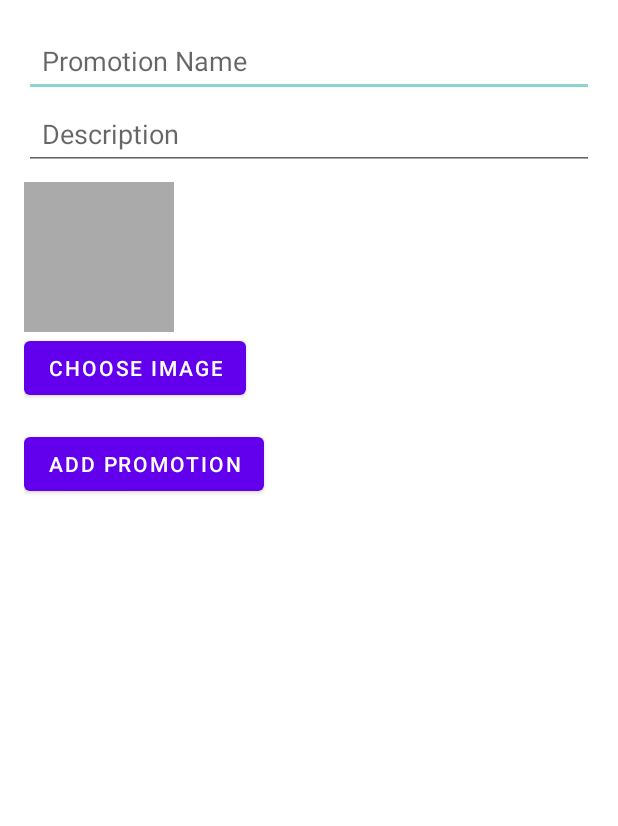
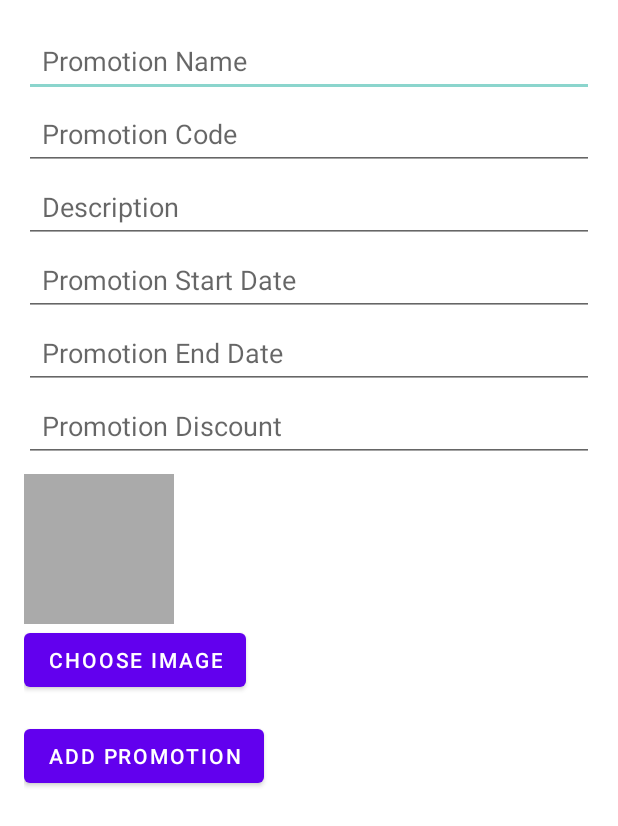
Before and after one commit to Indipa123/My-food-app, an Android app: the AddPromotionActivity screen opened directly, with no data from a screen before it, on a phone screen of 412 x 824 dp. Shown: the top 826 px of the screen. Run offline under Robolectric (Android 15) with nearby library versions, the phone set to English and light mode, and no system bars.

Commit message:
Indipa third commit

```diff
--- a/app/src/main/java/com/testing/foodmanagement/AccountActivity.java
+++ b/app/src/main/java/com/testing/foodmanagement/AccountActivity.java
@@ -1,9 +1,12 @@
 package com.testing.foodmanagement;
 
 import android.content.Intent;
+import android.graphics.Bitmap;
+import android.graphics.BitmapFactory;
 import android.os.Bundle;
 import android.view.MenuItem;
 import android.widget.Button;
+import android.widget.ImageView;
 import android.widget.TextView;
 import android.widget.Toast;
 
@@ -13,6 +16,7 @@ import androidx.appcompat.app.AppCompatActivity;
 import com.google.android.material.bottomnavigation.BottomNavigationView;
 
 public class AccountActivity extends AppCompatActivity {
+
 
     @Override
     protected void onCreate(Bundle savedInstanceState) {
--- a/app/src/main/java/com/testing/foodmanagement/AddPromotionActivity.java
+++ b/app/src/main/java/com/testing/foodmanagement/AddPromotionActivity.java
@@ -1,5 +1,6 @@
 package com.testing.foodmanagement;
 
+import android.app.DatePickerDialog;
 import android.content.Intent;
 import android.graphics.Bitmap;
 import android.graphics.BitmapFactory;
@@ -8,6 +9,7 @@ import android.provider.MediaStore;
 import android.util.Base64;
 import android.view.View;
 import android.widget.Button;
+import android.widget.DatePicker;
 import android.widget.EditText;
 import android.widget.ImageView;
 import android.widget.Toast;
@@ -16,15 +18,20 @@ import androidx.annotation.Nullable;
 import androidx.appcompat.app.AppCompatActivity;
 
 import java.io.ByteArrayOutputStream;
+import java.text.SimpleDateFormat;
+import java.util.Calendar;
+import java.util.Locale;
 
 public class AddPromotionActivity extends AppCompatActivity {
 
     private static final int PICK_IMAGE_REQUEST = 1;
 
-    private EditText promotionNameEditText, descriptionEditText;
+    private EditText promotionNameEditText, promotionCodeEditText, descriptionEditText,
+            promotionStartDateEditText, promotionEndDateEditText, promotionDiscountEditText;
     private ImageView imageView;
     private Bitmap selectedImage;
     private DBHelper dbHelper;
+    private Calendar calendar;
 
     @Override
     protected void onCreate(Bundle savedInstanceState) {
@@ -32,16 +39,25 @@ public class AddPromotionActivity extends AppCompatActivity {
         setContentView(R.layout.activity_add_promotion);
 
         promotionNameEditText = findViewById(R.id.promotion_name);
+        promotionCodeEditText = findViewById(R.id.promotion_code);
         descriptionEditText = findViewById(R.id.description);
+        promotionStartDateEditText = findViewById(R.id.promotion_start_date);
+        promotionEndDateEditText = findViewById(R.id.promotion_end_date);
+        promotionDiscountEditText = findViewById(R.id.promotion_discount);
         imageView = findViewById(R.id.image);
         Button chooseImageButton = findViewById(R.id.btn_choose_image);
         Button addPromotionButton = findViewById(R.id.btn_add_promotion);
 
         dbHelper = new DBHelper(this);
+        calendar = Calendar.getInstance();
 
         chooseImageButton.setOnClickListener(v -> openGallery());
 
         addPromotionButton.setOnClickListener(v -> addPromotion());
+
+        // Set DatePicker dialogs for the start and end date fields
+        promotionStartDateEditText.setOnClickListener(v -> showDatePickerDialog(promotionStartDateEditText));
+        promotionEndDateEditText.setOnClickListener(v -> showDatePickerDialog(promotionEndDateEditText));
     }
 
     private void openGallery() {
@@ -62,17 +78,48 @@ public class AddPromotionActivity extends AppCompatActivity {
         }
     }
 
+    private void showDatePickerDialog(final EditText dateEditText) {
+        int year = calendar.get(Calendar.YEAR);
+        int month = calendar.get(Calendar.MONTH);
+        int day = calendar.get(Calendar.DAY_OF_MONTH);
+
+        DatePickerDialog datePickerDialog = new DatePickerDialog(
+                AddPromotionActivity.this,
+                (view, year1, month1, dayOfMonth) -> {
+                    calendar.set(Calendar.YEAR, year1);
+                    calendar.set(Calendar.MONTH, month1);
+                    calendar.set(Calendar.DAY_OF_MONTH, dayOfMonth);
+                    String selectedDate = new SimpleDateFormat("yyyy-MM-dd", Locale.getDefault()).format(calendar.getTime());
+                    dateEditText.setText(selectedDate);
+                },
+                year, month, day);
+        datePickerDialog.show();
+    }
+
     private void addPromotion() {
         String promotionName = promotionNameEditText.getText().toString();
+        String promotionCode = promotionCodeEditText.getText().toString();
         String description = descriptionEditText.getText().toString();
+        String promotionStartDate = promotionStartDateEditText.getText().toString();
+        String promotionEndDate = promotionEndDateEditText.getText().toString();
+        String promotionDiscountStr = promotionDiscountEditText.getText().toString();
 
-        if (promotionName.isEmpty() || description.isEmpty() || selectedImage == null) {
+        if (promotionName.isEmpty() || promotionCode.isEmpty() || description.isEmpty() ||
+                promotionStartDate.isEmpty() || promotionEndDate.isEmpty() || promotionDiscountStr.isEmpty() || selectedImage == null) {
             Toast.makeText(this, "Please fill all fields and select an image", Toast.LENGTH_SHORT).show();
             return;
         }
 
+        double promotionDiscount;
+        try {
+            promotionDiscount = Double.parseDouble(promotionDiscountStr);
+        } catch (NumberFormatException e) {
+            Toast.makeText(this, "Invalid discount value", Toast.LENGTH_SHORT).show();
+            return;
+        }
+
         byte[] imageBytes = getBytesFromBitmap(selectedImage);
-        long result = dbHelper.addPromotion(promotionName, description, imageBytes);
+        long result = dbHelper.addPromotion(promotionName, promotionCode, description, promotionStartDate, promotionEndDate, promotionDiscount, imageBytes);
 
         if (result != -1) {
             Toast.makeText(this, "Promotion added successfully", Toast.LENGTH_SHORT).show();
--- a/app/src/main/res/layout/activity_add_promotion.xml
+++ b/app/src/main/res/layout/activity_add_promotion.xml
@@ -6,6 +6,7 @@
     android:orientation="vertical"
     android:padding="16dp">
 
+    <!-- Promotion Name Input -->
     <EditText
         android:id="@+id/promotion_name"
         android:layout_width="match_parent"
@@ -14,7 +15,16 @@
         android:padding="12dp"
         android:hint="Promotion Name" />
 
+    <!-- Promotion Code Input -->
+    <EditText
+        android:id="@+id/promotion_code"
+        android:layout_width="match_parent"
+        android:layout_height="wrap_content"
+        android:minHeight="48dp"
+        android:padding="12dp"
+        android:hint="Promotion Code" />
 
+    <!-- Description Input -->
     <EditText
         android:id="@+id/description"
         android:layout_width="match_parent"
@@ -23,6 +33,45 @@
         android:padding="12dp"
         android:hint="Description" />
 
+
+
+
+    <!-- Promotion Start Date Input -->
+    <EditText
+        android:id="@+id/promotion_start_date"
+        android:layout_width="match_parent"
+        android:layout_height="wrap_content"
+        android:minHeight="48dp"
+        android:padding="12dp"
+        android:hint="Promotion Start Date"
+        android:inputType="none"
+        android:focusable="false"
+        android:focusableInTouchMode="false" />
+
+    <!-- Promotion End Date Input -->
+    <EditText
+        android:id="@+id/promotion_end_date"
+        android:layout_width="match_parent"
+        android:layout_height="wrap_content"
+        android:minHeight="48dp"
+        android:padding="12dp"
+        android:hint="Promotion End Date"
+        android:inputType="none"
+        android:focusable="false"
+        android:focusableInTouchMode="false" />
+
+    <!-- Promotion Discount Input -->
+    <EditText
+        android:id="@+id/promotion_discount"
+        android:layout_width="match_parent"
+        android:layout_height="wrap_content"
+        android:minHeight="48dp"
+        android:padding="12dp"
+        android:hint="Promotion Discount"
+        android:inputType="numberDecimal" />
+
+
+    <!-- Image View -->
     <ImageView
         android:id="@+id/image"
         android:layout_width="100dp"
@@ -32,16 +81,19 @@
         android:scaleType="centerCrop"
         android:background="@android:color/darker_gray"/>
 
+    <!-- Button to Choose Image -->
     <Button
         android:id="@+id/btn_choose_image"
         android:layout_width="wrap_content"
         android:layout_height="wrap_content"
         android:text="Choose Image" />
 
+    <!-- Button to Add Promotion -->
     <Button
         android:id="@+id/btn_add_promotion"
         android:layout_width="wrap_content"
         android:layout_height="wrap_content"
         android:layout_marginTop="16dp"
         android:text="Add Promotion" />
+
 </LinearLayout>
--- a/app/src/main/res/layout/bottom_navigation_menu.xml
+++ b/app/src/main/res/layout/bottom_navigation_menu.xml
@@ -1,4 +1,5 @@
 <menu xmlns:android="http://schemas.android.com/apk/res/android">
+
     <item
         android:id="@+id/nav_home"
         android:icon="@drawable/ic_home"
```
Also changed, not shown: app/src/main/java/com/testing/foodmanagement/DBHelper.java (+64 -7 lines), app/src/main/java/com/testing/foodmanagement/Promotion.java (+47 -4 lines), app/src/main/java/com/testing/foodmanagement/loginJava.java (+12 -0 lines).
